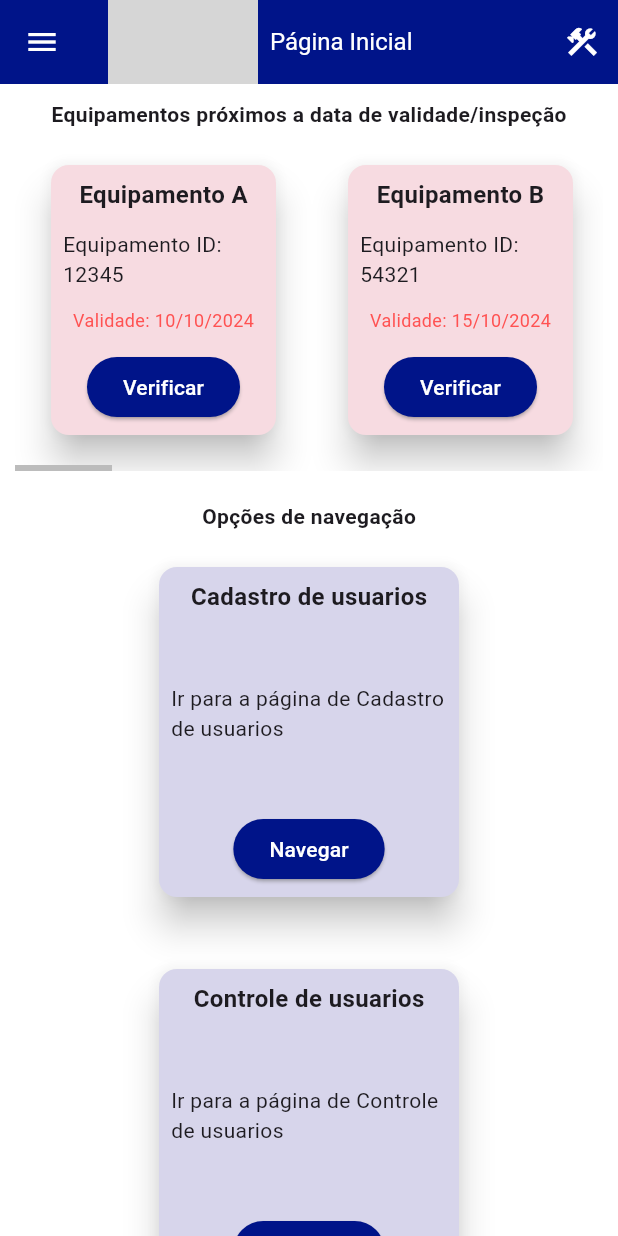
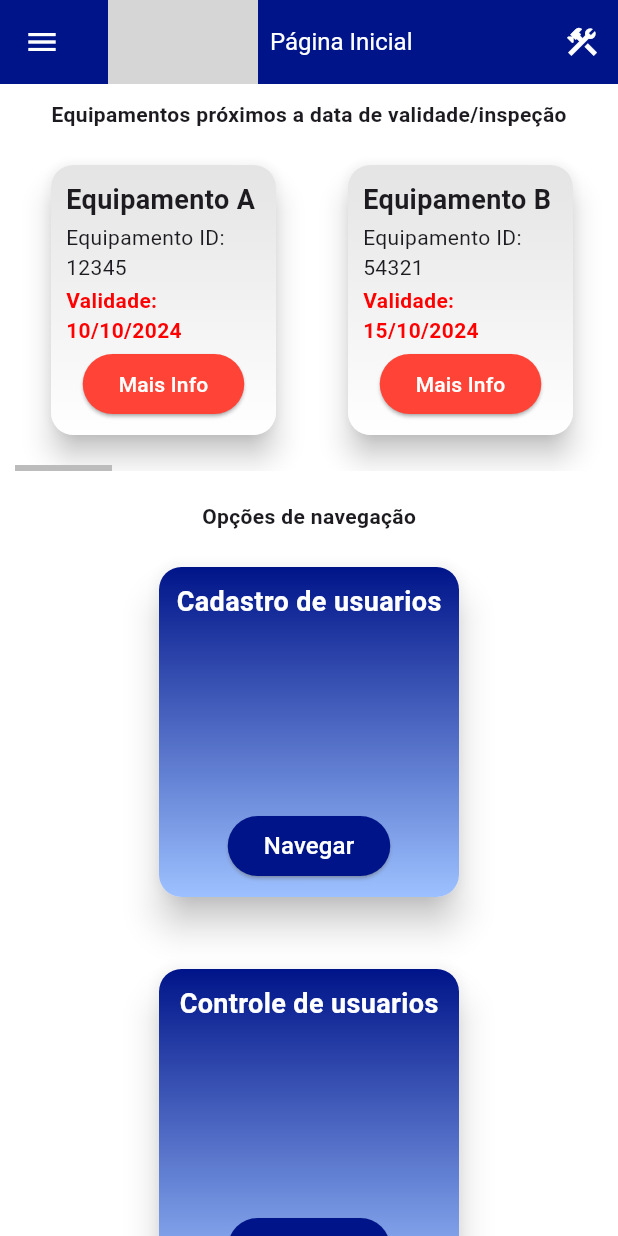
Before and after one commit to murilomolina/PI_Metro, a Flutter app: the screen it shows after launch, on a phone screen of 412 x 824 dp. Run offline on Flutter 3.47's test engine with Material 3 defaults, Android fonts, the phone set to English and light mode, and no system bars; our stand-ins replace permission_handler, qr_flutter; grey boxes are pictures that could not be loaded.

Commit message:
implementação e estilização de cards

```diff
--- a/metro_web/lib/widgets/card_aviso.dart
+++ b/metro_web/lib/widgets/card_aviso.dart
@@ -1,4 +1,5 @@
 import 'package:flutter/material.dart';
+import 'package:flutter/widgets.dart';
 import 'package:metro_web/widgets/informacoes_pop_up.dart';
 
 class CardAviso extends StatelessWidget {
@@ -9,42 +10,70 @@ class CardAviso extends StatelessWidget {
   final String localizacao;
   final String localizacaoDetalhada;
 
-  const CardAviso({super.key, required this.titulo, required this.equipamentoId, required this.dataValidade, required this.tipoEquipamento, required this.localizacao, required this.localizacaoDetalhada});
+  const CardAviso({
+    super.key,
+    required this.titulo,
+    required this.equipamentoId,
+    required this.dataValidade,
+    required this.tipoEquipamento,
+    required this.localizacao,
+    required this.localizacaoDetalhada,
+  });
 
- @override
+  @override
   Widget build(BuildContext context) {
     return Card(
-      elevation: 10,
-      surfaceTintColor: Colors.red,
+      elevation: 8,
+      shape: RoundedRectangleBorder(
+        borderRadius: BorderRadius.circular(15), // Bordas arredondadas
+      ),
       child: Container(
+        decoration: BoxDecoration(
+          gradient: const LinearGradient(
+            colors: [
+              Color.fromARGB(255, 255, 255, 255),
+              Color.fromARGB(255, 228, 228, 228),
+            ],
+            begin: Alignment.bottomCenter,
+            end: Alignment.topCenter,
+          ),
+          borderRadius: BorderRadius.circular(15), // Mantendo as bordas arredondadas
+        ),
         width: 150,
         height: 180,
-        padding: const EdgeInsets.all(8),
+        padding: const EdgeInsets.all(10), // Padding maior
         child: Column(
           crossAxisAlignment: CrossAxisAlignment.center,
           mainAxisAlignment: MainAxisAlignment.spaceBetween,
           children: [
-            // Título em destaque
-            Text(
-              titulo,
-              style: const TextStyle(
-                fontSize: 16,
-                fontWeight: FontWeight.bold, // destaque no título
-              ),
+            // Título em destaque com ícone
+            Row(
+              children: [
+                Expanded(
+                  child: Text(
+                    titulo,
+                    style: const TextStyle(
+                      fontSize: 18,
+                      fontWeight: FontWeight.bold,
+                    ),
+                  ),
+                ),
+              ],
             ),
 
-            // Texto do equipamento puxado do banco de dados
+            // Texto do equipamento
             Text(
               "Equipamento ID: $equipamentoId",
               style: const TextStyle(fontSize: 14),
             ),
 
-            // Data de validade puxada do banco de dados
+            // Data de validade
             Text(
               "Validade: $dataValidade",
               style: const TextStyle(
-                fontSize: 12,
-                color: Colors.redAccent,
+                fontSize: 14,
+                color: Color.fromARGB(255, 255, 0, 0),
+                fontWeight: FontWeight.bold,
               ),
             ),
 
@@ -64,7 +93,16 @@ class CardAviso extends StatelessWidget {
                   },
                 );
               },
-              child: const Text('Verificar'),
+              style: ElevatedButton.styleFrom(
+                backgroundColor: const Color.fromRGBO(255, 68, 55, 1), // Altere para a cor desejada
+                foregroundColor: Colors.white, // Cor do texto
+              ),
+              child: const Text(
+                'Mais Info',
+                style: TextStyle(
+                  fontSize: 14,
+                ),
+              ),
             ),
           ],
         ),
--- a/metro_web/lib/widgets/card_nav_list.dart
+++ b/metro_web/lib/widgets/card_nav_list.dart
@@ -1,5 +1,7 @@
 import 'package:flutter/material.dart';
+import 'package:metro_web/pages/controle_usuarios.dart';
 import 'package:metro_web/pages/home_page.dart';
+import 'package:metro_web/pages/qrcode_generator.dart';
 import 'package:metro_web/widgets/card_navigator.dart';
 
 class CardNavList extends StatelessWidget {
@@ -25,9 +27,10 @@ class CardNavList extends StatelessWidget {
                 runSpacing: 40.0,
                 children: [
                   CardNavigator(titulo: 'Cadastro de usuarios', paginaDestino: HomePage()),
-                  CardNavigator(titulo: 'Controle de usuarios', paginaDestino: HomePage()),
+                  CardNavigator(titulo: 'Controle de usuarios', paginaDestino: ControleUsuarios()),
                   CardNavigator(titulo: 'Controle de equipamentos', paginaDestino: HomePage()),
                   CardNavigator(titulo: 'Cadastro de equipamentos', paginaDestino: HomePage()),
+                  CardNavigator(titulo: 'Gerador de QR code', paginaDestino: QRcodeGenerator(),)
                 ],
               ),
             )
--- a/metro_web/lib/widgets/card_navigator.dart
+++ b/metro_web/lib/widgets/card_navigator.dart
@@ -1,21 +1,33 @@
 import 'package:flutter/material.dart';
 
-class CardNavigator extends StatelessWidget{
+class CardNavigator extends StatelessWidget {
   final String titulo;
   final Widget paginaDestino;
 
   const CardNavigator({super.key, required this.titulo, required this.paginaDestino});
 
-
   @override
   Widget build(BuildContext context) {
     return Card(
       elevation: 10,
-      surfaceTintColor: Theme.of(context).primaryColor,
+      shape: RoundedRectangleBorder(
+        borderRadius: BorderRadius.circular(15), // Bordas arredondadas
+      ),
       child: Container(
+        decoration: BoxDecoration(
+          gradient: LinearGradient(
+            colors: [
+              const Color.fromARGB(255, 157, 193, 255),
+              Theme.of(context).primaryColor
+            ], // Gradiente de fundo
+            begin: Alignment.bottomCenter,
+            end: Alignment.topCenter,
+          ),
+          borderRadius: BorderRadius.circular(15), // Mantendo as bordas arredondadas
+        ),
         width: 200,
         height: 220,
-        padding: const EdgeInsets.all(8),
+        padding: const EdgeInsets.all(10),
         child: Column(
           crossAxisAlignment: CrossAxisAlignment.center,
           mainAxisAlignment: MainAxisAlignment.spaceBetween,
@@ -24,28 +36,26 @@ class CardNavigator extends StatelessWidget{
             Text(
               titulo,
               style: const TextStyle(
-                fontSize: 16,
-                fontWeight: FontWeight.bold, // destaque no título
+                fontSize: 18, // Aumentando o tamanho da fonte
+                fontWeight: FontWeight.bold,
+                color: Colors.white, // Mudando a cor do texto para branco
               ),
             ),
-
-            // Texto do equipamento puxado do banco de dados
-            Text(
-              "Ir para a página de $titulo",
-              style: const TextStyle(fontSize: 14),
-            ),
-
-
-            // Botão para verificar
+            // Botão para navegar
             ElevatedButton(
-              onPressed:  () {
-              Navigator.pop(context);
-               Navigator.push(
-                context,
-                MaterialPageRoute(builder: (context) =>  paginaDestino),
-              );
-            },
-              child: const Text('Navegar'),
+              onPressed: () {
+                Navigator.pop(context);
+                Navigator.push(
+                  context,
+                  MaterialPageRoute(builder: (context) => paginaDestino),
+                );
+              },
+              child: const Text(
+                'Navegar',
+                style: TextStyle(
+                  fontSize: 16, // Aumentando o tamanho da fonte do botão
+                ),
+              ),
             ),
           ],
         ),
```
